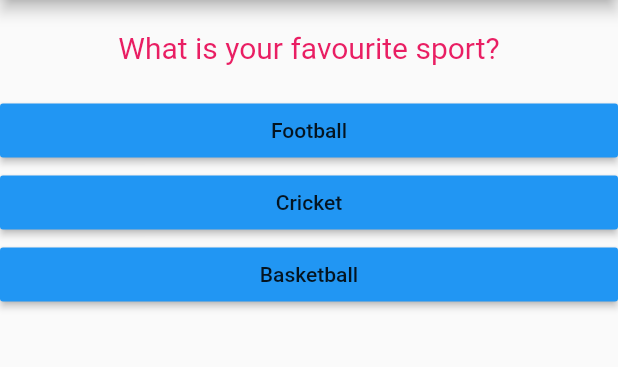
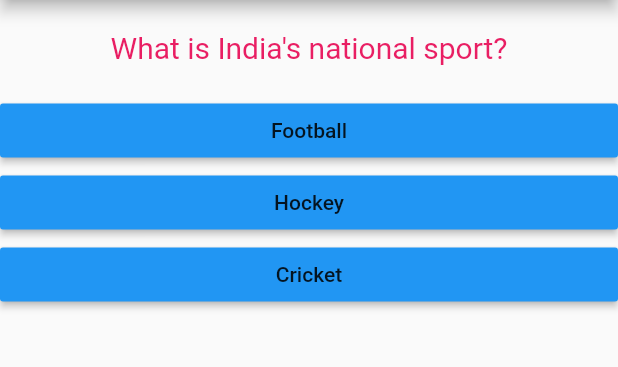
Before and after one commit to Rishabh97-dev/FlutterProj, a Flutter app: the screen it shows after launch, after a tap on "Black", on a phone screen of 412 x 824 dp, the part 84-451 px from its top. Run offline on Flutter 3.47's test engine with Material 2 defaults, Android fonts, the phone set to English and light mode, and no system bars.

Commit message:
Committing the last app files

```diff
--- /dev/null
+++ b/lib/quiz.dart
@@ -0,0 +1,33 @@
+import 'package:flutter/material.dart';
+
+import 'question.dart';
+import 'answer.dart';
+
+class Quiz extends StatelessWidget {
+  final List<Map<String, Object>> questions;
+  final int questionIndex;
+  final Function answerQuestion;
+
+  Quiz(
+      {@required this.questions,
+      @required this.questionIndex,
+      @required this.answerQuestion});
+
+  @override
+  Widget build(BuildContext context) {
+    return Column(
+      children: [
+        Question(
+          questions[questionIndex]['questionText'],
+        ),
+        ...(questions[questionIndex]['answers'] as List<Map<String, Object>>)
+            .map(
+          (answer) {
+            return Answer(
+                () => answerQuestion(answer['score']), answer['text']);
+          },
+        ).toList(),
+      ],
+    );
+  }
+}
--- a/lib/stateful.dart
+++ b/lib/stateful.dart
@@ -1,7 +1,8 @@
 import 'package:flutter/material.dart';
 
 import './question.dart';
-import './answer.dart';
+import './quiz.dart';
+import './result.dart';
 
 class MyApp extends StatefulWidget {
   @override
@@ -10,46 +11,63 @@ class MyApp extends StatefulWidget {
 
 class _MyAppState extends State<MyApp> {
   var questionIndex = 0;
+  var _totalScore = 0;
 
-  void answerQuestion() {
+  final questions = const [
+    {
+      'questionText': 'What is the color of apple?',
+      'answers': [
+        {'text': 'Black', 'score': 0},
+        {'text': 'Red', 'score': 1},
+        {'text': 'Blue', 'score': 0},
+      ],
+    },
+    {
+      'questionText': 'What is India\'s national sport?',
+      'answers': [
+        {'text': 'Football', 'score': 0},
+        {'text': 'Hockey', 'score': 1},
+        {'text': 'Cricket', 'score': 0},
+      ],
+    },
+    {
+      'questionText': 'What is India\'s national animal?',
+      'answers': [
+        {'text': 'Elephant', 'score': 0},
+        {'text': 'Tiger', 'score': 1},
+        {'text': 'Lion', 'score': 0},
+      ],
+    },
+  ];
+
+  void answerQuestion(int score) {
+    _totalScore += score;
     setState(() {
       questionIndex = questionIndex + 1;
     });
   }
 
+  void _resetQuiz() {
+    setState(() {
+      questionIndex = 0;
+      _totalScore = 0;
+    });
+  }
+
   @override
   Widget build(BuildContext context) {
-    var questions = [
-      {
-        'questionText': 'What is your favourite color?',
-        'answers': ['Black', 'Red', 'Blue'],
-      },
-      {
-        'questionText': 'What is your favourite sport?',
-        'answers': ['Football', 'Cricket', 'Basketball'],
-      },
-      {
-        'questionText': 'What is your favourite animal?',
-        'answers': ['Elephant', 'Lion', 'Tortoise'],
-      },
-    ];
     return MaterialApp(
       home: Scaffold(
         appBar: AppBar(
           title: StatusBar('My first app'),
         ),
-        body: Column(
-          children: [
-            Question(
-              questions[questionIndex]['questionText'],
-            ),
-            ...(questions[questionIndex]['answers'] as List<String>).map(
-              (answer) {
-                return Answer(answerQuestion, answer);
-              },
-            ).toList(),
-          ],
-        ),
+        body: questionIndex < questions.length
+            ? Quiz(
+                questions: questions,
+                questionIndex: questionIndex,
+                answerQuestion: answerQuestion,
+              )
+            : Result(_totalScore, _resetQuiz),
       ),
     );
   }
```
Also changed, not shown: lib/result.dart (added, +43 -0 lines).
